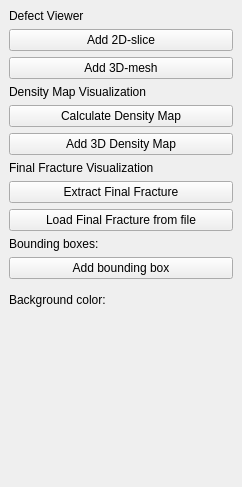
This is modules/4DCT/iA4DCTToolsDockWidget.ui in 3dct/open_iA as Qt 5 draws it before an edit. The edited form follows.
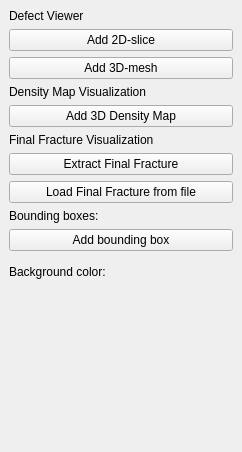
This is the edited form. Icons and pictures are not drawn. Custom widgets are drawn as their Qt base class.

```diff
--- a/modules/4DCT/iA4DCTToolsDockWidget.ui
+++ b/modules/4DCT/iA4DCTToolsDockWidget.ui
@@ -7,7 +7,7 @@
     <x>0</x>
     <y>0</y>
     <width>242</width>
-    <height>487</height>
+    <height>452</height>
    </rect>
   </property>
   <property name="windowTitle">
@@ -53,13 +53,6 @@
       </property>
      </widget>
     </item>
-    <item>
-     <widget class="QPushButton" name="pbCalcDensityMap">
-      <property name="text">
-       <string>Calculate Density Map</string>
-      </property>
-     </widget>
-    </item>
     <item>
      <widget class="QPushButton" name="pbSurfaceViewerAdd">
       <property name="text">
```
